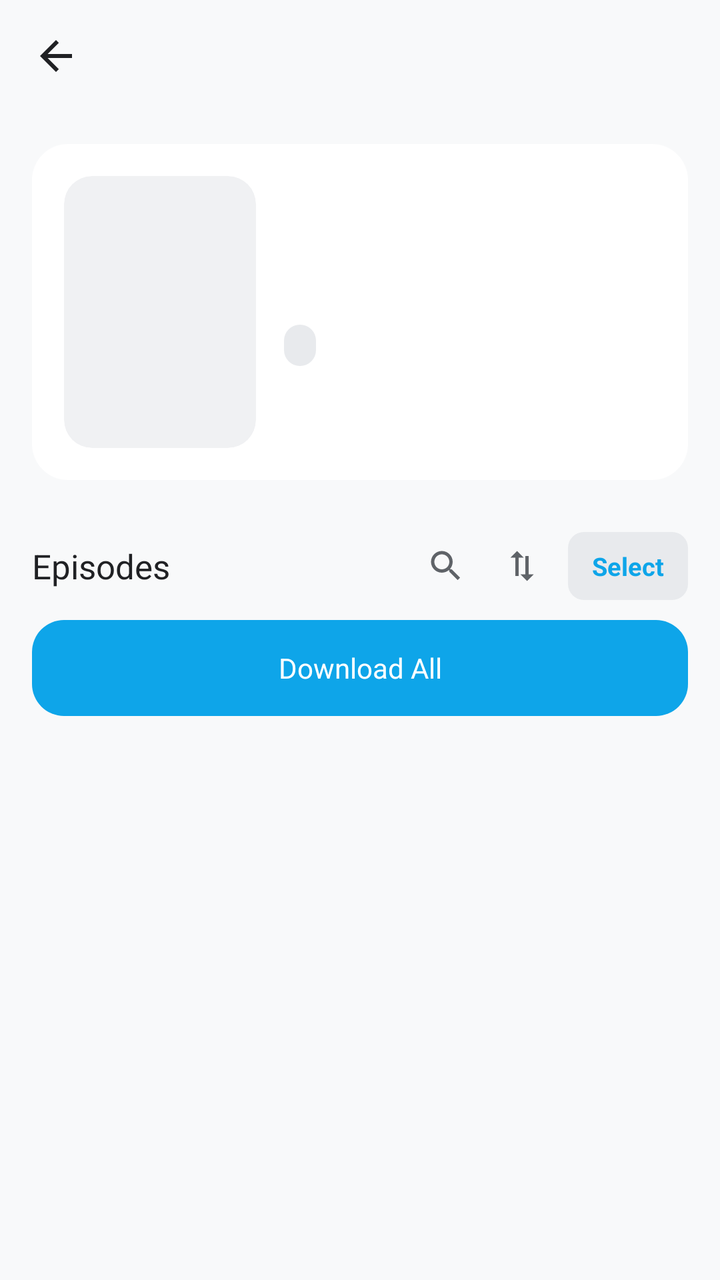
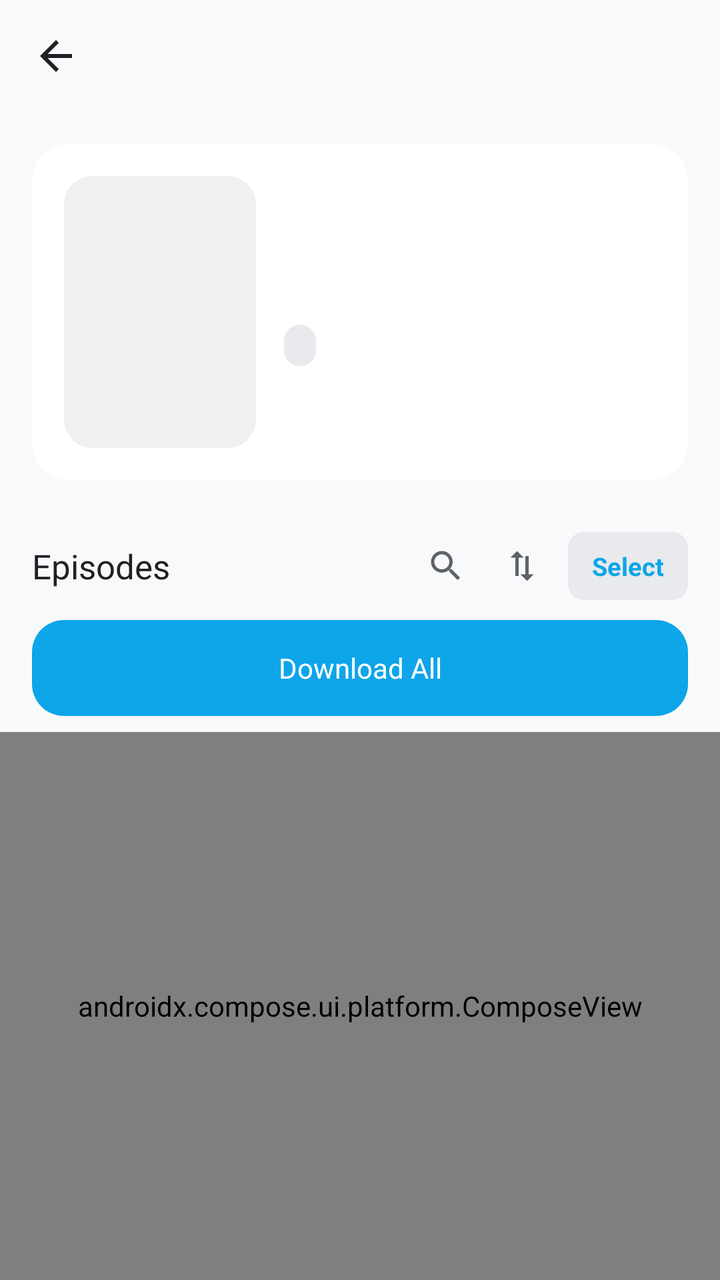

An Android layout rendered at two revisions. The XML below is the earlier revision; the diff shows what the commit changed to produce the second picture.
<!-- AndroidManifest.xml: application theme Theme.MiruDL -->
<!-- res/layout/activity_detail.xml -->
<?xml version="1.0" encoding="utf-8"?>
<LinearLayout xmlns:android="http://schemas.android.com/apk/res/android"
    xmlns:app="http://schemas.android.com/apk/res-auto"
    android:layout_width="match_parent"
    android:layout_height="match_parent"
    android:orientation="vertical"
    android:background="@color/background">

    
    <RelativeLayout
        android:layout_width="match_parent"
        android:layout_height="56dp"
        android:paddingHorizontal="8dp"
        android:background="@color/background">

        <ImageView
            android:id="@+id/btn_back"
            android:layout_width="40dp"
            android:layout_height="40dp"
            android:layout_centerVertical="true"
            android:background="@drawable/bg_icon_circle"
            android:src="@drawable/ic_back"
            android:padding="8dp"
            android:tint="@color/text_primary" />

        <TextView
            android:id="@+id/detail_title"
            android:layout_width="match_parent"
            android:layout_height="wrap_content"
            android:layout_centerVertical="true"
            android:layout_marginStart="48dp"
            android:layout_marginEnd="16dp"
            android:textColor="@color/text_primary"
            android:textSize="16sp"
            android:maxLines="1"
            android:ellipsize="end" />

    </RelativeLayout>

    
    <androidx.core.widget.NestedScrollView
        android:layout_width="match_parent"
        android:layout_height="wrap_content"
        android:fillViewport="false">

        <LinearLayout
            android:layout_width="match_parent"
            android:layout_height="wrap_content"
            android:orientation="vertical">

            
            <LinearLayout
                android:layout_width="match_parent"
                android:layout_height="wrap_content"
                android:orientation="horizontal"
                android:padding="16dp"
                android:background="@drawable/bg_card"
                android:layout_margin="16dp"
                android:layout_marginBottom="8dp">

                <androidx.cardview.widget.CardView
                    android:layout_width="96dp"
                    android:layout_height="136dp"
                    app:cardCornerRadius="14dp"
                    app:cardElevation="0dp"
                    app:cardBackgroundColor="@color/surface_variant">

                    <ImageView
                        android:id="@+id/detail_thumb"
                        android:layout_width="match_parent"
                        android:layout_height="match_parent"
                        android:scaleType="centerCrop" />

                </androidx.cardview.widget.CardView>

                <LinearLayout
                    android:layout_width="0dp"
                    android:layout_height="wrap_content"
                    android:layout_weight="1"
                    android:layout_marginStart="14dp"
                    android:orientation="vertical">

                    <TextView
                        android:id="@+id/detail_title_text"
                        android:layout_width="match_parent"
                        android:layout_height="wrap_content"
                        android:textColor="@color/text_primary"
                        android:textSize="16sp" />

                    <TextView
                        android:id="@+id/detail_meta"
                        android:layout_width="match_parent"
                        android:layout_height="wrap_content"
                        android:textColor="@color/text_secondary"
                        android:textSize="12sp"
                        android:layout_marginTop="4dp" />

                    <TextView
                        android:id="@+id/detail_description"
                        android:layout_width="match_parent"
                        android:layout_height="wrap_content"
                        android:textColor="@color/text_tertiary"
                        android:textSize="12sp"
                        android:layout_marginTop="8dp"
                        android:maxLines="4"
                        android:ellipsize="end"
                        android:clickable="true"
                        android:focusable="true" />

                    <TextView
                        android:id="@+id/detail_status"
                        android:layout_width="wrap_content"
                        android:layout_height="wrap_content"
                        android:background="@drawable/bg_chip"
                        android:paddingHorizontal="8dp"
                        android:paddingVertical="3dp"
                        android:textColor="@color/primary"
                        android:textSize="11sp"
                        android:layout_marginTop="8dp" />

                    <TextView
                        android:id="@+id/btn_read_more"
                        android:layout_width="wrap_content"
                        android:layout_height="wrap_content"
                        android:text="Read more"
                        android:textColor="@color/primary"
                        android:textSize="12sp"
                        android:visibility="gone"
                        android:clickable="true"
                        android:focusable="true" />

                </LinearLayout>

            </LinearLayout>

            
            <LinearLayout
                android:layout_width="match_parent"
                android:layout_height="wrap_content"
                android:orientation="horizontal"
                android:paddingHorizontal="16dp"
                android:paddingVertical="10dp"
                android:gravity="center_vertical">

                <TextView
                    android:layout_width="0dp"
                    android:layout_height="wrap_content"
                    android:layout_weight="1"
                    android:text="@string/episodes"
                    android:textColor="@color/text_primary"
                    android:textSize="17sp" />

                <TextView
                    android:id="@+id/episode_count"
                    android:layout_width="wrap_content"
                    android:layout_height="wrap_content"
                    android:layout_marginEnd="8dp"
                    android:text=""
                    android:textColor="@color/text_tertiary"
                    android:textSize="13sp" />

                <ImageView
                    android:id="@+id/btn_ep_search"
                    android:layout_width="34dp"
                    android:layout_height="34dp"
                    android:padding="7dp"
                    android:src="@drawable/ic_search"
                    android:background="@drawable/bg_icon_circle"
                    android:tint="@color/text_secondary" />

                <ImageView
                    android:id="@+id/btn_ep_reverse"
                    android:layout_width="34dp"
                    android:layout_height="34dp"
                    android:layout_marginStart="4dp"
                    android:padding="7dp"
                    android:src="@drawable/ic_swap_vert"
                    android:background="@drawable/bg_icon_circle"
                    android:tint="@color/text_secondary" />

                <TextView
                    android:id="@+id/btn_ep_select"
                    android:layout_width="wrap_content"
                    android:layout_height="34dp"
                    android:layout_marginStart="6dp"
                    android:paddingHorizontal="12dp"
                    android:gravity="center"
                    android:text="Select"
                    android:textColor="@color/primary"
                    android:textSize="12.5sp"
                    android:textStyle="bold"
                    android:background="@drawable/bg_chip" />

            </LinearLayout>

            
            <LinearLayout
                android:id="@+id/episode_search_row"
                android:layout_width="match_parent"
                android:layout_height="wrap_content"
                android:orientation="horizontal"
                android:gravity="center_vertical"
                android:paddingHorizontal="16dp"
                android:paddingBottom="10dp"
                android:visibility="gone">

                <EditText
                    android:id="@+id/episode_search_input"
                    android:layout_width="0dp"
                    android:layout_height="42dp"
                    android:layout_weight="1"
                    android:paddingHorizontal="14dp"
                    android:background="@drawable/bg_search"
                    android:hint="Search episode number or title"
                    android:textColorHint="@color/text_tertiary"
                    android:textColor="@color/text_primary"
                    android:textSize="13sp"
                    android:singleLine="true"
                    android:imeOptions="actionSearch"
                    android:inputType="text" />

            </LinearLayout>

            
            <TextView
                android:id="@+id/btn_download_all"
                android:layout_width="match_parent"
                android:layout_height="48dp"
                android:layout_marginHorizontal="16dp"
                android:layout_marginBottom="8dp"
                android:gravity="center"
                android:text="@string/download_all"
                android:textColor="@color/on_primary"
                android:textSize="14sp"
                android:background="@drawable/btn_primary"
                android:clickable="true"
                android:focusable="true" />

        </LinearLayout>

    </androidx.core.widget.NestedScrollView>

    
    <FrameLayout
        android:layout_width="match_parent"
        android:layout_height="0dp"
        android:layout_weight="1">

        <androidx.recyclerview.widget.RecyclerView
            android:id="@+id/episode_list"
            android:layout_width="match_parent"
            android:layout_height="match_parent"
            android:clipToPadding="false"
            android:paddingHorizontal="12dp"
            android:paddingBottom="12dp" />

        <ProgressBar
            android:id="@+id/loading_bar"
            android:layout_width="36dp"
            android:layout_height="36dp"
            android:layout_gravity="center"
            android:indeterminateTint="@color/primary"
            android:visibility="gone" />

        <TextView
            android:id="@+id/empty_text"
            android:layout_width="wrap_content"
            android:layout_height="wrap_content"
            android:layout_gravity="center"
            android:textColor="@color/text_tertiary"
            android:textSize="15sp"
            android:visibility="gone" />

    </FrameLayout>

    
    <LinearLayout
        android:id="@+id/select_bar"
        android:layout_width="match_parent"
        android:layout_height="wrap_content"
        android:orientation="horizontal"
        android:gravity="center_vertical"
        android:background="@color/surface"
        android:paddingHorizontal="16dp"
        android:paddingVertical="10dp"
        android:elevation="8dp"
        android:visibility="gone">

        <ImageView
            android:id="@+id/btn_select_close"
            android:layout_width="34dp"
            android:layout_height="34dp"
            android:padding="7dp"
            android:src="@drawable/ic_close"
            android:background="@drawable/bg_icon_circle"
            android:tint="@color/text_secondary" />

        <TextView
            android:id="@+id/select_count_text"
            android:layout_width="0dp"
            android:layout_height="wrap_content"
            android:layout_weight="1"
            android:layout_marginStart="10dp"
            android:text="0 selected"
            android:textColor="@color/text_primary"
            android:textSize="13.5sp"
            android:textStyle="bold" />

        <TextView
            android:id="@+id/btn_select_all"
            android:layout_width="wrap_content"
            android:layout_height="38dp"
            android:paddingHorizontal="14dp"
            android:gravity="center"
            android:text="Select All"
            android:textColor="@color/text_primary"
            android:textSize="12.5sp"
            android:textStyle="bold"
            android:background="@drawable/bg_chip" />

        <TextView
            android:id="@+id/btn_download_selected"
            android:layout_width="wrap_content"
            android:layout_height="38dp"
            android:layout_marginStart="8dp"
            android:paddingHorizontal="16dp"
            android:gravity="center"
            android:text="Download"
            android:textColor="@color/on_primary"
            android:textSize="12.5sp"
            android:textStyle="bold"
            android:background="@drawable/btn_primary" />

    </LinearLayout>

</LinearLayout>
<!-- resources referenced by this layout -->
<resources>
  <color name="background">#F8F9FA</color>
  <color name="on_primary">#FFFFFF</color>
  <color name="primary">#0EA5E9</color>
  <color name="surface">#FFFFFF</color>
  <color name="surface_variant">#F0F1F3</color>
  <color name="text_primary">#202124</color>
  <color name="text_secondary">#5F6368</color>
  <color name="text_tertiary">#80868B</color>
  <!-- drawable bg_card (drawable) -->
  <shape xmlns:android="http://schemas.android.com/apk/res/android">
      <solid android:color="@color/surface" />
      <corners android:radius="18dp" />
  </shape>
  <!-- drawable bg_chip (drawable) -->
  <shape xmlns:android="http://schemas.android.com/apk/res/android">
      <solid android:color="@color/surface_high" />
      <corners android:radius="8dp" />
  </shape>
  <!-- drawable bg_icon_circle (drawable) -->
  <ripple xmlns:android="http://schemas.android.com/apk/res/android"
      android:color="@color/divider">
      <item>
          <shape android:shape="oval">
              <solid android:color="@android:color/transparent" />
          </shape>
      </item>
  </ripple>
  <!-- drawable bg_search (drawable) -->
  <?xml version="1.0" encoding="utf-8"?>
  <shape xmlns:android="http://schemas.android.com/apk/res/android">
      <solid android:color="@color/surface" />
      <corners android:radius="16dp" />
      <stroke android:width="1dp" android:color="@color/divider" />
  </shape>
  <!-- drawable ic_back (drawable) -->
  <vector xmlns:android="http://schemas.android.com/apk/res/android"
      android:width="24dp" android:height="24dp"
      android:viewportWidth="24" android:viewportHeight="24">
      <path android:fillColor="#FFFFFF"
          android:pathData="M20,11H7.83l5.59,-5.59L12,4l-8,8 8,8 1.41,-1.41L7.83,13H20v-2z" />
  </vector>
  <!-- drawable ic_close (drawable) -->
  <vector xmlns:android="http://schemas.android.com/apk/res/android"
      android:width="24dp" android:height="24dp"
      android:viewportWidth="24" android:viewportHeight="24">
      <path android:fillColor="#FFFFFF"
          android:pathData="M19,6.41L17.59,5 12,10.59 6.41,5 5,6.41 10.59,12 5,17.59 6.41,19 12,13.41 17.59,19 19,17.59 13.41,12z" />
  </vector>
  <!-- drawable ic_search (drawable) -->
  <vector xmlns:android="http://schemas.android.com/apk/res/android"
      android:width="24dp" android:height="24dp"
      android:viewportWidth="24" android:viewportHeight="24">
      <path android:fillColor="#FFFFFF"
          android:pathData="M15.5,14h-0.79l-0.28,-0.27C15.41,12.59 16,11.11 16,9.5 16,5.91 13.09,3 9.5,3S3,5.91 3,9.5 5.91,16 9.5,16c1.61,0 3.09,-0.59 4.23,-1.57l0.27,0.28v0.79l5,4.99L20.49,19l-4.99,-5zM9.5,14C7.01,14 5,11.99 5,9.5S7.01,5 9.5,5 14,7.01 14,9.5 11.99,14 9.5,14z" />
  </vector>
  <!-- drawable ic_swap_vert (drawable) -->
  <?xml version="1.0" encoding="utf-8"?>
  <vector xmlns:android="http://schemas.android.com/apk/res/android"
      android:width="24dp" android:height="24dp"
      android:viewportWidth="24" android:viewportHeight="24">
      <path android:fillColor="#FFFFFF"
          android:pathData="M9,3L5,7h3v11h2V7h3L9,3zM16,17V6h-2v11h-3l4,4l4,-4h-3z" />
  </vector>
  <string name="download_all">Download All</string>
  <string name="episodes">Episodes</string>
  <color name="surface_high">#E8EAED</color>
  <color name="divider">#DADCE0</color>
  <style name="Widget.MiruDL.Spinner" parent="Widget.AppCompat.Spinner">
          <item name="android:background">@drawable/bg_input</item>
      </style>
  <!-- drawable bg_input (drawable) -->
  <shape xmlns:android="http://schemas.android.com/apk/res/android">
      <solid android:color="@color/surface_variant" />
      <corners android:radius="14dp" />
  </shape>
</resources>

<!-- the commit's change to res/layout/activity_detail.xml (unified diff, before → after) -->
@@ -246,30 +246,10 @@
         android:layout_height="0dp"
         android:layout_weight="1">
 
-        <androidx.recyclerview.widget.RecyclerView
-            android:id="@+id/episode_list"
+        <androidx.compose.ui.platform.ComposeView
+            android:id="@+id/episode_compose_view"
             android:layout_width="match_parent"
-            android:layout_height="match_parent"
-            android:clipToPadding="false"
-            android:paddingHorizontal="12dp"
-            android:paddingBottom="12dp" />
-
-        <ProgressBar
-            android:id="@+id/loading_bar"
-            android:layout_width="36dp"
-            android:layout_height="36dp"
-            android:layout_gravity="center"
-            android:indeterminateTint="@color/primary"
-            android:visibility="gone" />
-
-        <TextView
-            android:id="@+id/empty_text"
-            android:layout_width="wrap_content"
-            android:layout_height="wrap_content"
-            android:layout_gravity="center"
-            android:textColor="@color/text_tertiary"
-            android:textSize="15sp"
-            android:visibility="gone" />
+            android:layout_height="match_parent" />
 
     </FrameLayout>
 
